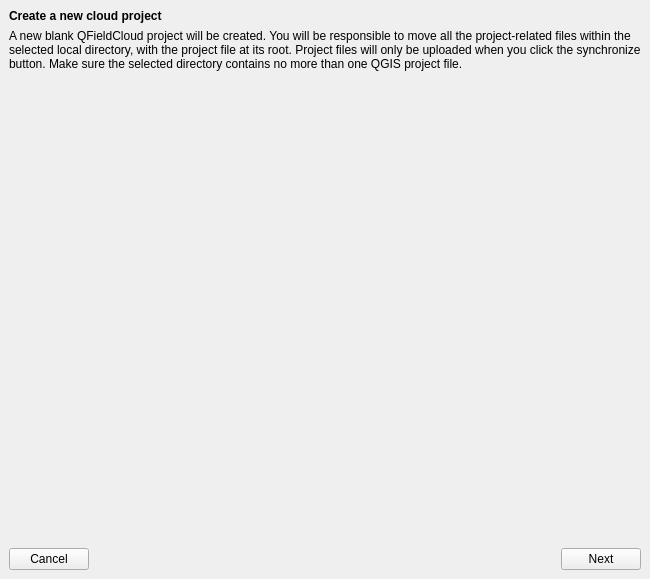
The window that qfieldsync/ui/cloud_create_project_widget.ui (opengisch/qfieldsync) describes before a commit, drawn with Qt 5.
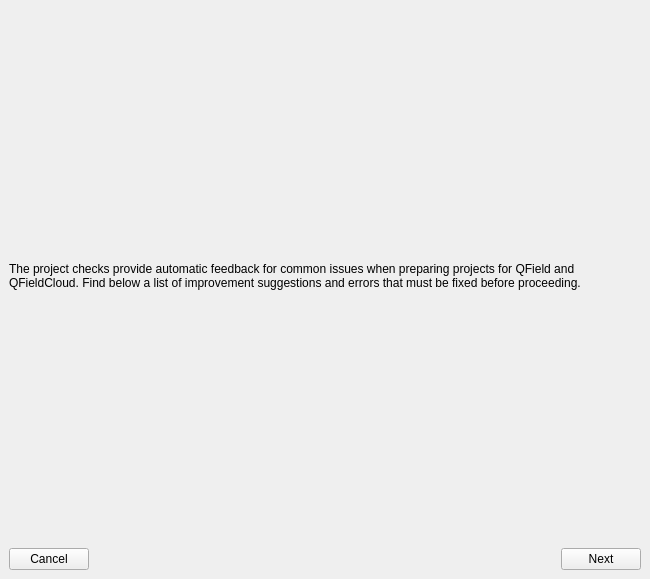
The same window after the commit. Icons and pictures are not drawn.

```diff
--- a/qfieldsync/ui/cloud_create_project_widget.ui
+++ b/qfieldsync/ui/cloud_create_project_widget.ui
@@ -34,22 +34,15 @@
      <widget class="QWidget" name="newProjectInformationPage">
       <layout class="QVBoxLayout" name="verticalLayout_2">
        <item>
-        <widget class="QLabel" name="createCloudTitleLabel">
-         <property name="font">
-          <font>
-           <weight>75</weight>
-           <bold>true</bold>
-          </font>
+        <widget class="QLabel" name="compatibilityInfoLabel">
+         <property name="sizePolicy">
+          <sizepolicy hsizetype="Preferred" vsizetype="Minimum">
+           <horstretch>0</horstretch>
+           <verstretch>0</verstretch>
+          </sizepolicy>
          </property>
          <property name="text">
-          <string>Create a new cloud project</string>
-         </property>
-        </widget>
-       </item>
-       <item>
-        <widget class="QLabel" name="createCloudInfoLabel">
-         <property name="text">
-          <string>A new blank QFieldCloud project will be created. You will be responsible to move all the project-related files within the selected local directory, with the project file at its root. Project files will only be uploaded when you click the synchronize button. Make sure the selected directory contains no more than one QGIS project file.</string>
+          <string>The project checks provide automatic feedback for common issues when preparing projects for QField and QFieldCloud. Find below a list of improvement suggestions and errors that must be fixed before proceeding.</string>
          </property>
          <property name="wordWrap">
           <bool>true</bool>
@@ -63,17 +56,7 @@
         </widget>
        </item>
        <item>
-        <spacer name="verticalSpacer">
-         <property name="orientation">
-          <enum>Qt::Vertical</enum>
-         </property>
-         <property name="sizeHint" stdset="0">
-          <size>
-           <width>20</width>
-           <height>40</height>
-          </size>
-         </property>
-        </spacer>
+        <layout class="QVBoxLayout" name="checkerTableLayout"/>
        </item>
        <item>
         <layout class="QHBoxLayout" name="horizontalLayout">
```
Left out of the diff: 12 changed lines with no effect on the pictures.
